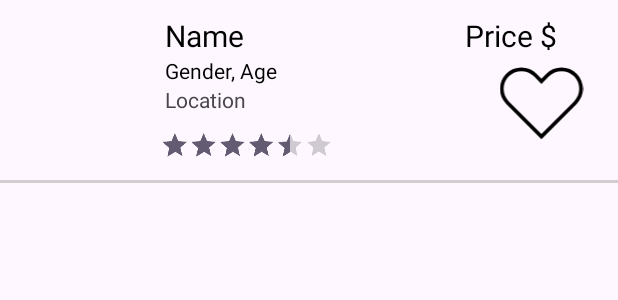
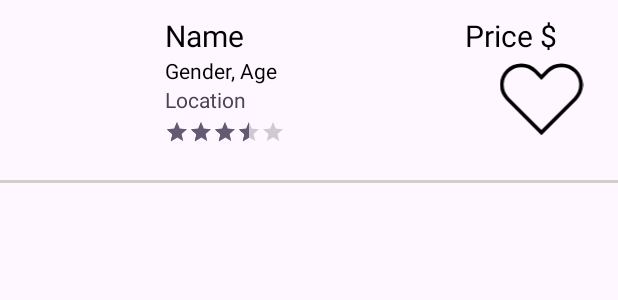
Before and after one commit to LutfuHeysem/PawsitiveCareFinal, an Android app built with Jetpack Compose: the layout user_view.xml on its own in the app's theme, with its tools: preview values and no code run, on a phone screen of 412 x 824 dp. Shown: the top 300 px of the screen. Run offline under Robolectric (Android 15) with nearby library versions, the phone set to English and light mode, and no system bars.

Commit message:
som push

```diff
--- a/PawSitive2/app/src/main/java/com/example/pawsitive/adapters/HomePageDisplayAdapter.java
+++ b/PawSitive2/app/src/main/java/com/example/pawsitive/adapters/HomePageDisplayAdapter.java
@@ -43,7 +43,7 @@ public class HomePageDisplayAdapter extends RecyclerView.Adapter<HomePageDisplay
         holder.name.setText(job.getName());
         holder.genderAndYear.setText(job.getGender() + ", " + job.getExperienceLevel());
         holder.location.setText(job.getLocation());
-        holder.ratingBar.setRating(job.getRating());
+        holder.ratingBar.setRating(job.getUserRating());
         System.out.println(job.getRating());
         holder.price.setText(job.getPrice() + " $");
 
--- a/PawSitive2/app/src/main/java/com/example/pawsitive/classes/Job.java
+++ b/PawSitive2/app/src/main/java/com/example/pawsitive/classes/Job.java
@@ -56,6 +56,10 @@ public class Job {
         return rating;
     }
 
+    public float getUserRating(){
+        return userRating;
+    }
+
     public List<Job> getJobList() {
         return jobArrayList;
     }
--- a/PawSitive2/app/src/main/res/layout/user_view.xml
+++ b/PawSitive2/app/src/main/res/layout/user_view.xml
@@ -1,4 +1,3 @@
-<?xml version="1.0" encoding="utf-8"?>
 <RelativeLayout xmlns:android="http://schemas.android.com/apk/res/android"
     xmlns:app="http://schemas.android.com/apk/res-auto"
     xmlns:tools="http://schemas.android.com/tools"
@@ -12,7 +11,7 @@
         android:layout_height="wrap_content"
         android:layout_toEndOf="@id/profileImage"
         android:text="Name"
-        android:textSize="20dp"
+        android:textSize="20sp"
         android:textColor="@color/black"
         />
     <TextView
@@ -32,39 +31,31 @@
         android:layout_toEndOf="@id/profileImage"
         android:layout_below="@id/genderAndYear"
         android:text="Location">
-
     </TextView>
-
 
     <RatingBar
         android:id="@+id/rating_bar"
-        android:layout_width="0dp"
+        android:layout_width="wrap_content"
         android:layout_height="wrap_content"
         android:layout_below="@id/location"
         android:layout_alignStart="@id/profileImage"
-        android:layout_alignEnd="@+id/location"
-        android:layout_marginStart="20dp"
-        android:layout_marginTop="-6dp"
-        android:layout_marginEnd="0dp"
-        android:layout_toEndOf="@id/profileImage"
-        android:isIndicator="true"
+        android:layout_marginStart="110dp"
+        android:layout_marginTop="4dp"
         android:numStars="5"
         android:rating="3.5"
-        android:scaleX="0.4"
-        android:scaleY="0.4"
-        android:stepSize="0.4">
-
-    </RatingBar>
+        android:stepSize="0.5"
+        android:isIndicator="true"
+        style="?android:attr/ratingBarStyleSmall"
+        />
 
     <TextView
         android:id="@+id/price"
         android:layout_width="110dp"
         android:layout_height="30dp"
         android:text="Price $"
-        android:textSize="20dp"
+        android:textSize="20sp"
         android:textColor="@color/black"
         android:layout_toEndOf="@id/genderAndYear">
-
     </TextView>
 
     <ImageView
@@ -73,17 +64,14 @@
         android:layout_height="100dp"
         android:layout_centerVertical="true"
         android:layout_marginRight="10dp">
-
     </ImageView>
 
     <LinearLayout
-
         android:layout_width="match_parent"
         android:layout_height="2dp"
         android:layout_below="@id/profileImage"
         android:layout_marginTop="10dp"
         android:background="#D3CDCD">
-
     </LinearLayout>
 
     <ImageView
@@ -94,6 +82,4 @@
         android:layout_centerInParent="true"
         android:layout_toEndOf="@id/location"
         app:srcCompat="@drawable/heart_3510" />
-
-
 </RelativeLayout>
```
